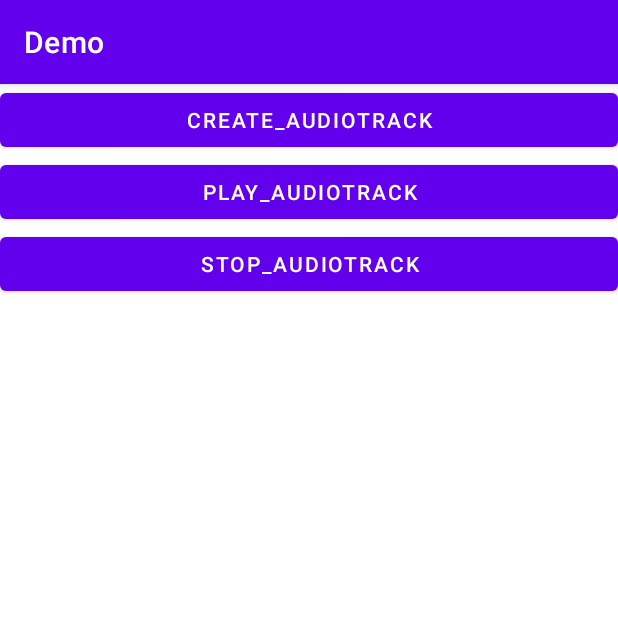
After one commit to LH-1111/LH-project, an Android app: the audioTrack screen opened directly, with no data from a screen before it, on a phone screen of 412 x 824 dp, the top half of it. The commit adds this screen. Run offline under Robolectric (Android 15) with nearby library versions, the phone set to English and light mode, and no system bars.

Commit message:
Test audiofocus and audiotrack demo

```diff
--- a/app/build.gradle
+++ b/app/build.gradle
@@ -7,7 +7,7 @@ android {
 
     defaultConfig {
         applicationId "com.example.demo"
-        minSdk 31
+        minSdk 28
         targetSdk 32
         versionCode 1
         versionName "1.0"
@@ -36,6 +36,7 @@ android {
         sourceCompatibility JavaVersion.VERSION_1_8
         targetCompatibility JavaVersion.VERSION_1_8
     }
+    ndkVersion '25.2.9519653'
 }
 
 dependencies {
--- a/app/src/main/AndroidManifest.xml
+++ b/app/src/main/AndroidManifest.xml
@@ -1,6 +1,8 @@
 <?xml version="1.0" encoding="utf-8"?>
 <manifest xmlns:android="http://schemas.android.com/apk/res/android"
     package="com.example.demo">
+    <uses-permission android:name="android.permission.READ_EXTERNAL_STORAGE" />
+    <uses-permission android:name="android.permission.WRITE_EXTERNAL_STORAGE" />
 
     <application
         android:allowBackup="true"
@@ -18,6 +20,9 @@
                 <category android:name="android.intent.category.LAUNCHER" />
             </intent-filter>
         </activity>
+        <activity
+            android:name=".audioTrack"
+            android:exported="true" />
     </application>
 
 </manifest>
--- /dev/null
+++ b/app/src/main/res/layout/test_audiotrack.xml
@@ -0,0 +1,25 @@
+<?xml version="1.0" encoding="utf-8"?>
+<LinearLayout xmlns:android="http://schemas.android.com/apk/res/android"
+    android:layout_width="match_parent"
+    android:layout_height="match_parent"
+    android:orientation="vertical">
+
+    <Button
+        android:id="@+id/Create_audiotrack"
+        android:layout_width="match_parent"
+        android:layout_height="wrap_content"
+        android:text="Create_audiotrack"/>
+
+    <Button
+        android:id="@+id/Play_audiotrack"
+        android:layout_width="match_parent"
+        android:layout_height="wrap_content"
+        android:text="Play_audiotrack"/>
+
+    <Button
+        android:id="@+id/Stop_audiotrack"
+        android:layout_width="match_parent"
+        android:layout_height="wrap_content"
+        android:text="Stop_audiotrack"/>
+
+</LinearLayout>
```
Also changed, not shown: app/src/main/java/com/example/demo/MainActivity.java (+12 -34 lines), app/src/main/java/com/example/demo/audioTrack.java (added, +138 -0 lines), app/src/main/res/layout/activity_main.xml (+6 -7 lines), gradle/wrapper/gradle-wrapper.properties.
